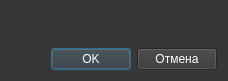
Qt form ui/dialogs/confirm_dialog.ui (Protocs/OkayMoney) before a commit.
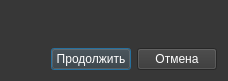
The same form after that commit.

Commit message: Кнопка "OK" заменена на "Продолжить" в диалоговом окне подтверждения операции

Diff of the .ui file:
```diff
--- a/ui/dialogs/confirm_dialog.ui
+++ b/ui/dialogs/confirm_dialog.ui
@@ -103,7 +103,7 @@
        <item>
         <widget class="QPushButton" name="ok_btn">
          <property name="text">
-          <string>OK</string>
+          <string>Продолжить</string>
          </property>
         </widget>
        </item>
```
